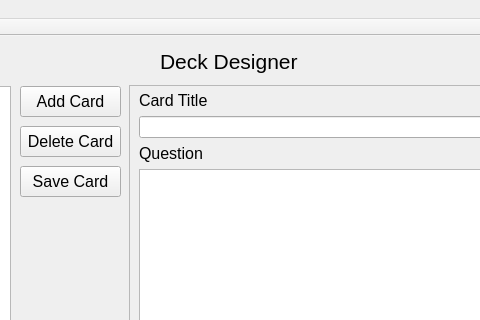
First picture: the form in src/ui/designer_window.ui, repository nikolovdeyan/flashkarti, before the edit; both pictures show x 230 to 710 and y 0 to 320 of the 946 by 640 pixel window.
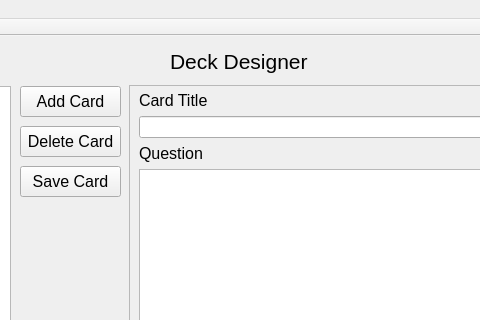
Second picture: the form after the edit.

Commit message: Loading deck in designer window.

The edit to the form file:
```diff
--- a/src/ui/designer_window.ui
+++ b/src/ui/designer_window.ui
@@ -17,9 +17,9 @@
    <widget class="QLabel" name="deck_designer_label">
     <property name="geometry">
      <rect>
-      <x>390</x>
+      <x>400</x>
       <y>10</y>
-      <width>161</width>
+      <width>151</width>
       <height>31</height>
      </rect>
     </property>
```
Left out of the diff: 2 changed lines with no effect on the pictures. The commit also changes 5 other files.
